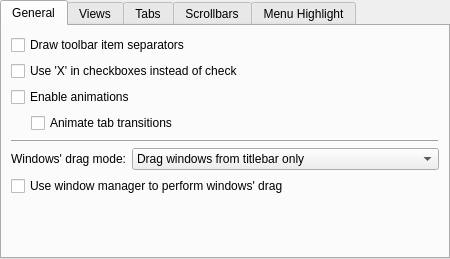
Above: kstyles/oxygen/config/ui/oxygenstyleconfig.ui from mgottschlag/kwin-tiling before the change. Below: the same form after it.
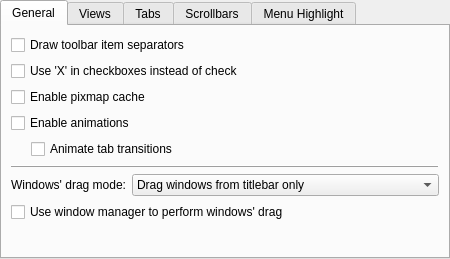
That is the form after the change. Custom widgets are drawn as their Qt base class.

Commit message: Added 'expert' option to entirely disable pixmap caching in oxygen style. CCBUG: 242653

Diff of the .ui file:
```diff
--- a/kstyles/oxygen/config/ui/oxygenstyleconfig.ui
+++ b/kstyles/oxygen/config/ui/oxygenstyleconfig.ui
@@ -59,14 +59,14 @@
          </property>
         </widget>
        </item>
-       <item row="2" column="0">
+       <item row="3" column="0">
         <widget class="QCheckBox" name="_animationsEnabled">
          <property name="text">
           <string>Enable animations</string>
          </property>
         </widget>
        </item>
-       <item row="3" column="0">
+       <item row="4" column="0">
         <widget class="QWidget" name="_stackedTransitionWidget" native="true">
          <layout class="QHBoxLayout" name="horizontalLayout_2">
           <property name="margin">
@@ -104,7 +104,7 @@
          </layout>
         </widget>
        </item>
-       <item row="4" column="0">
+       <item row="5" column="0">
         <widget class="QWidget" name="_generalExpertWidget" native="true">
          <layout class="QGridLayout" name="gridLayout">
           <property name="margin">
@@ -168,7 +168,7 @@
          </layout>
         </widget>
        </item>
-       <item row="5" column="0">
+       <item row="6" column="0">
         <spacer name="verticalSpacer_4">
          <property name="orientation">
           <enum>Qt::Vertical</enum>
@@ -181,6 +181,13 @@
          </property>
         </spacer>
        </item>
+       <item row="2" column="0">
+        <widget class="QCheckBox" name="_cacheEnabled">
+         <property name="text">
+          <string>Enable pixmap cache</string>
+         </property>
+        </widget>
+       </item>
       </layout>
      </widget>
      <widget class="QWidget" name="tab_2">
```
The commit also changes 5 other files.
